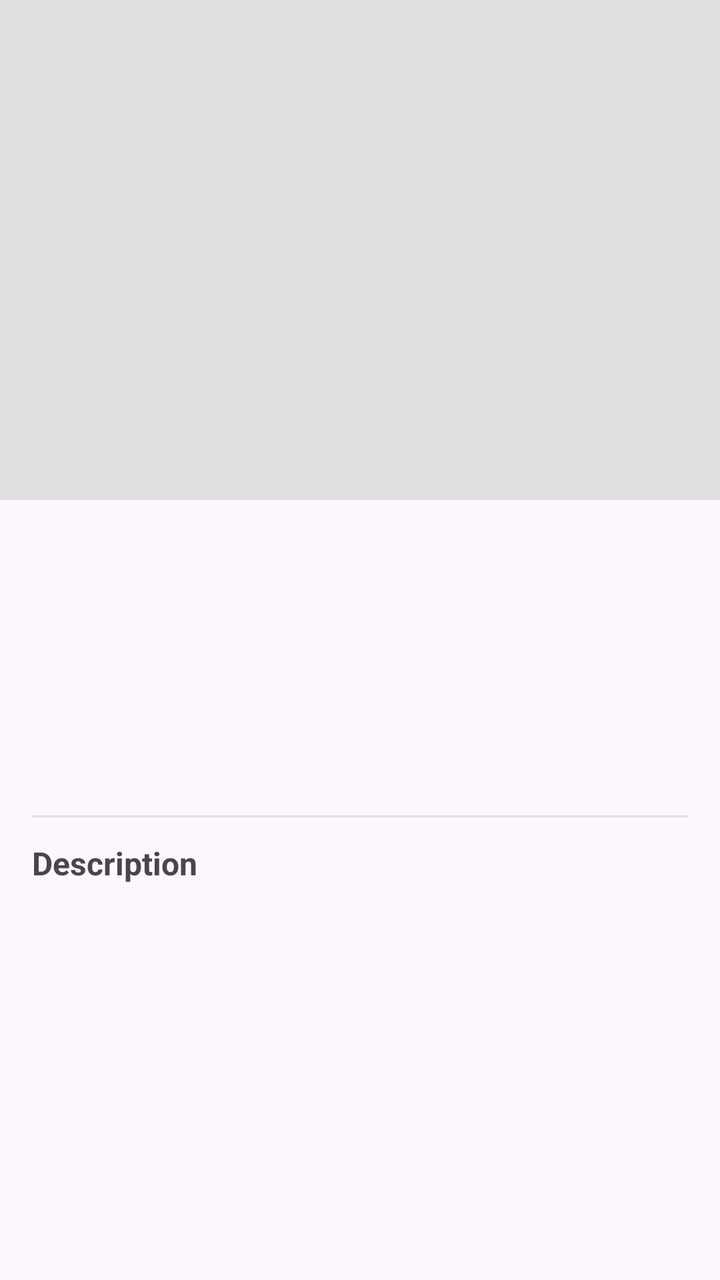
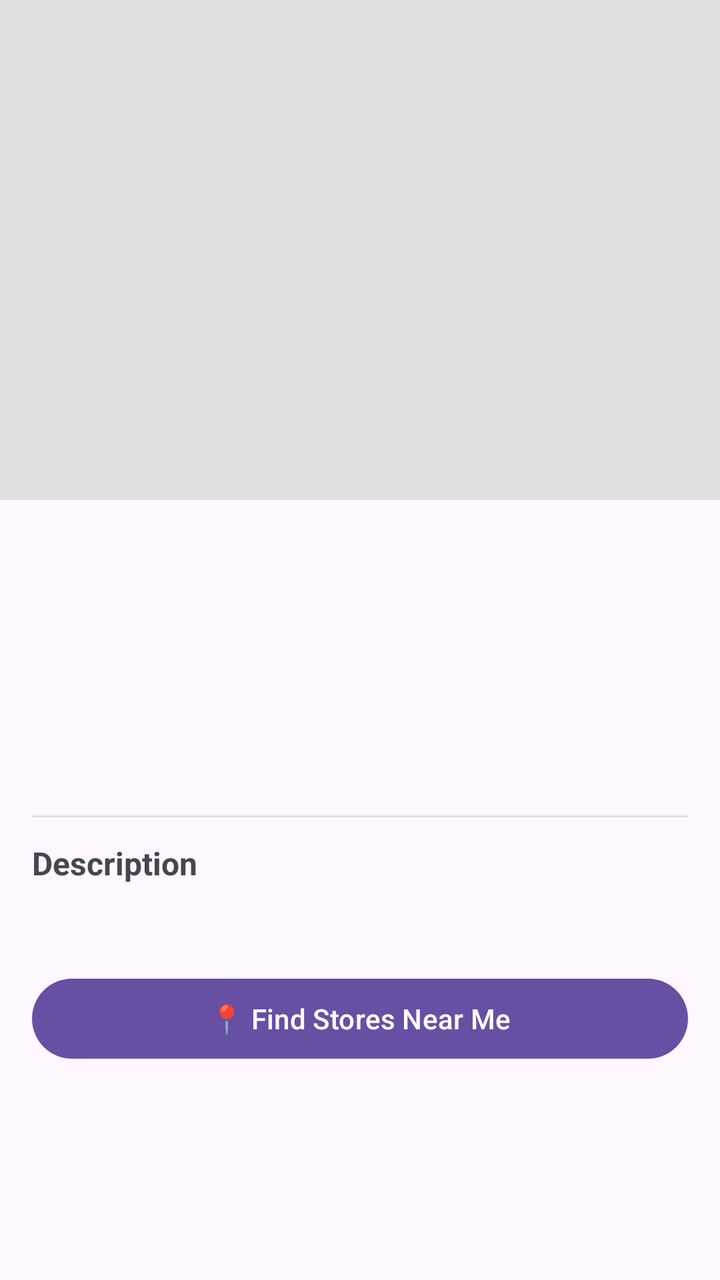

The first picture is an Android layout as it rendered before a commit; the second is the same layout after the commit. The layout source and the unified diff follow.
<!-- AndroidManifest.xml: application theme Theme.CS388mobileapplicationpart2 -->
<!-- res/layout/activity_game_detail.xml -->
<?xml version="1.0" encoding="utf-8"?>
<ScrollView xmlns:android="http://schemas.android.com/apk/res/android"
    android:layout_width="match_parent"
    android:layout_height="match_parent">

    <LinearLayout
        android:layout_width="match_parent"
        android:layout_height="wrap_content"
        android:orientation="vertical">

        <ImageView
            android:id="@+id/imgDetail"
            android:layout_width="match_parent"
            android:layout_height="250dp"
            android:scaleType="centerCrop"
            android:background="#E0E0E0" />

        <LinearLayout
            android:layout_width="match_parent"
            android:layout_height="wrap_content"
            android:orientation="vertical"
            android:padding="16dp">

            <TextView
                android:id="@+id/tvDetailName"
                android:layout_width="wrap_content"
                android:layout_height="wrap_content"
                android:textSize="22sp"
                android:textStyle="bold" />

            <TextView
                android:id="@+id/tvDetailRank"
                android:layout_width="wrap_content"
                android:layout_height="wrap_content"
                android:textSize="13sp"
                android:textColor="#888888"
                android:layout_marginTop="4dp" />

            <TextView
                android:id="@+id/tvDetailYear"
                android:layout_width="wrap_content"
                android:layout_height="wrap_content"
                android:textSize="13sp"
                android:textColor="#888888"
                android:layout_marginTop="2dp" />

            <TextView
                android:id="@+id/tvDetailRating"
                android:layout_width="wrap_content"
                android:layout_height="wrap_content"
                android:textSize="13sp"
                android:textColor="#FF6F00"
                android:layout_marginTop="2dp" />

            <TextView
                android:id="@+id/tvDetailPlayers"
                android:layout_width="wrap_content"
                android:layout_height="wrap_content"
                android:textSize="13sp"
                android:layout_marginTop="2dp" />

            <TextView
                android:id="@+id/tvDetailTime"
                android:layout_width="wrap_content"
                android:layout_height="wrap_content"
                android:textSize="13sp"
                android:layout_marginTop="2dp" />

            <View
                android:layout_width="match_parent"
                android:layout_height="1dp"
                android:background="#E0E0E0"
                android:layout_marginTop="12dp"
                android:layout_marginBottom="12dp" />

            <TextView
                android:layout_width="wrap_content"
                android:layout_height="wrap_content"
                android:text="Description"
                android:textSize="16sp"
                android:textStyle="bold" />

            <TextView
                android:id="@+id/tvDetailDescription"
                android:layout_width="wrap_content"
                android:layout_height="wrap_content"
                android:textSize="14sp"
                android:layout_marginTop="8dp"
                android:lineSpacingMultiplier="1.4" />

            <ProgressBar
                android:id="@+id/progressDetail"
                android:layout_width="wrap_content"
                android:layout_height="wrap_content"
                android:layout_gravity="center"
                android:visibility="gone" />

        </LinearLayout>
    </LinearLayout>
</ScrollView>
<!-- resources referenced by this layout -->
<resources>
  <style name="Theme.CS388mobileapplicationpart2" parent="Base.Theme.CS388mobileapplicationpart2" />
  <style name="Base.Theme.CS388mobileapplicationpart2" parent="Theme.Material3.DayNight.NoActionBar">
          
          
      </style>
</resources>

<!-- the commit's change to res/layout/activity_game_detail.xml (unified diff, before → after) -->
@@ -88,6 +88,13 @@
                 android:layout_marginTop="8dp"
                 android:lineSpacingMultiplier="1.4" />
 
+            <Button
+                android:id="@+id/btnFindStores"
+                android:layout_width="match_parent"
+                android:layout_height="wrap_content"
+                android:text="📍 Find Stores Near Me"
+                android:layout_marginTop="16dp" />
+
             <ProgressBar
                 android:id="@+id/progressDetail"
                 android:layout_width="wrap_content"
